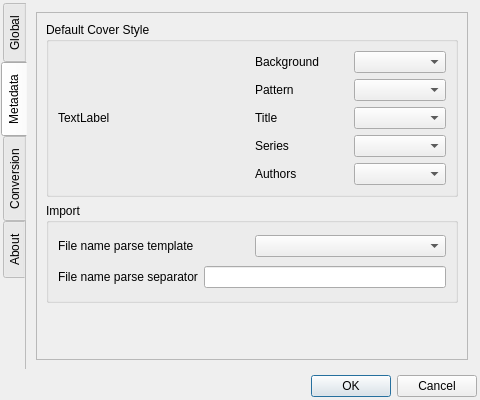
This is home/settings.ui in LordKBX/eBookCollection as Qt 5 draws it before an edit. The edited form follows.
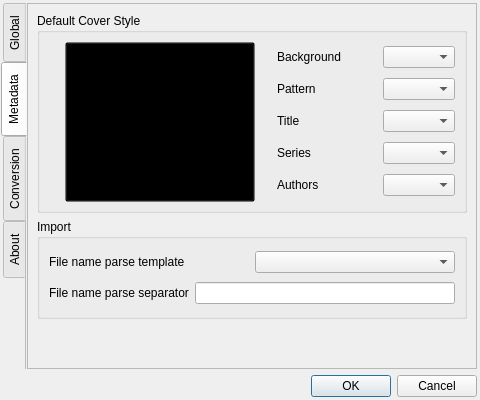
This is the edited form. The open tabs and pages were chosen to show the change.

Commit message: modified style loading, styles are now json files in folder ./ressources/styles/

The edit to the form file:
```diff
--- a/home/settings.ui
+++ b/home/settings.ui
@@ -16,6 +16,12 @@
     <height>400</height>
    </size>
   </property>
+  <property name="maximumSize">
+   <size>
+    <width>480</width>
+    <height>16777215</height>
+   </size>
+  </property>
   <property name="windowTitle">
    <string>Dialog</string>
   </property>
@@ -317,6 +323,18 @@
        <string>Metadata</string>
       </attribute>
       <layout class="QVBoxLayout" name="verticalLayout_7">
+       <property name="leftMargin">
+        <number>0</number>
+       </property>
+       <property name="topMargin">
+        <number>0</number>
+       </property>
+       <property name="rightMargin">
+        <number>0</number>
+       </property>
+       <property name="bottomMargin">
+        <number>0</number>
+       </property>
        <item>
         <widget class="QScrollArea" name="tab_metadata_scroll_area">
          <property name="widgetResizable">
@@ -327,8 +345,8 @@
            <rect>
             <x>0</x>
             <y>0</y>
-            <width>431</width>
-            <height>347</height>
+            <width>449</width>
+            <height>365</height>
            </rect>
           </property>
           <layout class="QVBoxLayout" name="verticalLayout_12">
@@ -348,24 +366,71 @@
              </property>
              <layout class="QHBoxLayout" name="horizontalLayout">
               <item>
-               <widget class="QLabel" name="tab_metadata_default_cover_label_preview">
+               <spacer name="horizontalSpacer">
+                <property name="orientation">
+                 <enum>Qt::Horizontal</enum>
+                </property>
+                <property name="sizeHint" stdset="0">
+                 <size>
+                  <width>40</width>
+                  <height>20</height>
+                 </size>
+                </property>
+               </spacer>
+              </item>
+              <item>
+               <widget class="QPushButton" name="tab_metadata_default_cover_preview">
+                <property name="minimumSize">
+                 <size>
+                  <width>190</width>
+                  <height>160</height>
+                 </size>
+                </property>
                 <property name="maximumSize">
                  <size>
-                  <width>300</width>
-                  <height>16777215</height>
+                  <width>190</width>
+                  <height>160</height>
                  </size>
                 </property>
+                <property name="styleSheet">
+                 <string notr="true">background: transparent !important;</string>
+                </property>
                 <property name="text">
-                 <string>TextLabel</string>
+                 <string/>
+                </property>
+                <property name="iconSize">
+                 <size>
+                  <width>160</width>
+                  <height>160</height>
+                 </size>
                 </property>
                </widget>
               </item>
+              <item>
+               <spacer name="horizontalSpacer_2">
+                <property name="orientation">
+                 <enum>Qt::Horizontal</enum>
+                </property>
+                <property name="sizeHint" stdset="0">
+                 <size>
+                  <width>40</width>
+                  <height>20</height>
+                 </size>
+                </property>
+               </spacer>
+              </item>
               <item>
                <layout class="QVBoxLayout" name="tab_metadata_default_cover_vl">
                 <item>
                  <layout class="QHBoxLayout" name="tab_metadata_default_cover_hl1">
                   <item>
                    <widget class="QLabel" name="tab_metadata_default_cover_background_label">
+                    <property name="minimumSize">
+                     <size>
+                      <width>100</width>
+                      <height>0</height>
+                     </size>
+                    </property>
                     <property name="text">
                      <string>Background</string>
                     </property>
@@ -380,6 +445,12 @@
                  <layout class="QHBoxLayout" name="tab_metadata_default_cover_hl2">
                   <item>
                    <widget class="QLabel" name="tab_metadata_default_cover_pattern_label">
+                    <property name="minimumSize">
+                     <size>
+                      <width>100</width>
+                      <height>0</height>
+                     </size>
+                    </property>
                     <property name="text">
                      <string>Pattern</string>
                     </property>
@@ -394,6 +465,12 @@
                  <layout class="QHBoxLayout" name="tab_metadata_default_cover_hl3">
                   <item>
                    <widget class="QLabel" name="tab_metadata_default_cover_title_label">
+                    <property name="minimumSize">
+                     <size>
+                      <width>100</width>
+                      <height>0</height>
+                     </size>
+                    </property>
                     <property name="text">
                      <string>Title</string>
                     </property>
@@ -408,6 +485,12 @@
                  <layout class="QHBoxLayout" name="tab_metadata_default_cover_hl4">
                   <item>
                    <widget class="QLabel" name="tab_metadata_default_cover_series_label">
+                    <property name="minimumSize">
+                     <size>
+                      <width>100</width>
+                      <height>0</height>
+                     </size>
+                    </property>
                     <property name="text">
                      <string>Series</string>
                     </property>
@@ -422,6 +505,12 @@
                  <layout class="QHBoxLayout" name="tab_metadata_default_cover_hl5">
                   <item>
                    <widget class="QLabel" name="tab_metadata_default_cover_authors_label">
+                    <property name="minimumSize">
+                     <size>
+                      <width>100</width>
+                      <height>0</height>
+                     </size>
+                    </property>
                     <property name="text">
                      <string>Authors</string>
                     </property>
```
Left out of the diff: 36 changed lines with no effect on the pictures. The commit also changes 260 other files.
